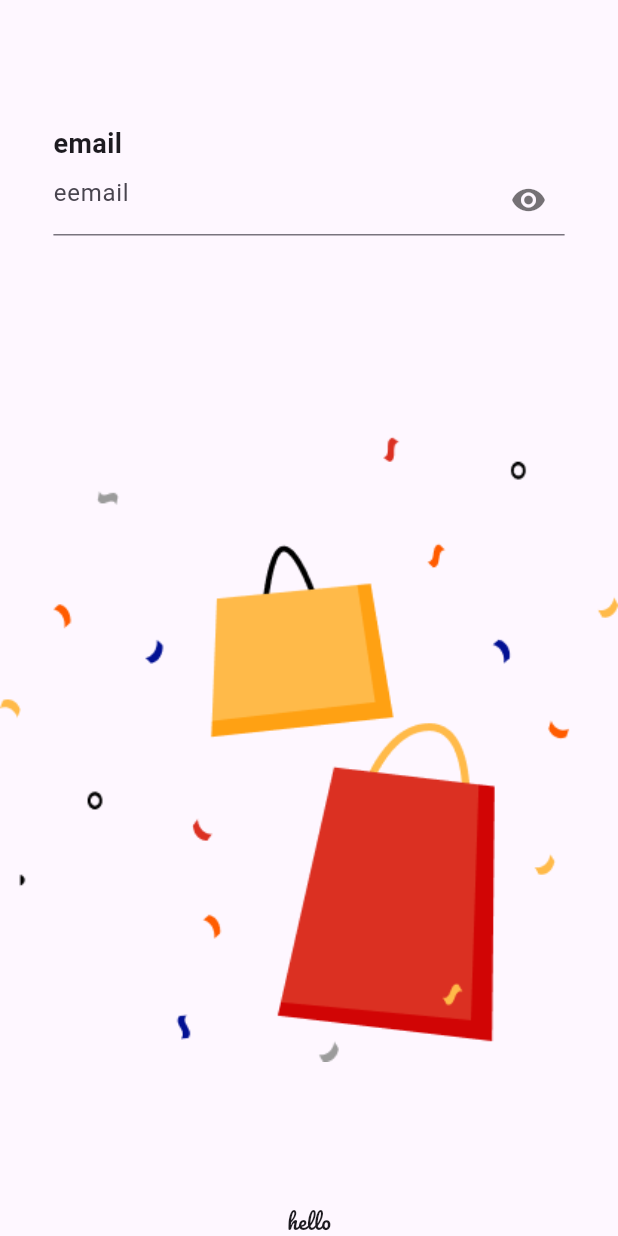
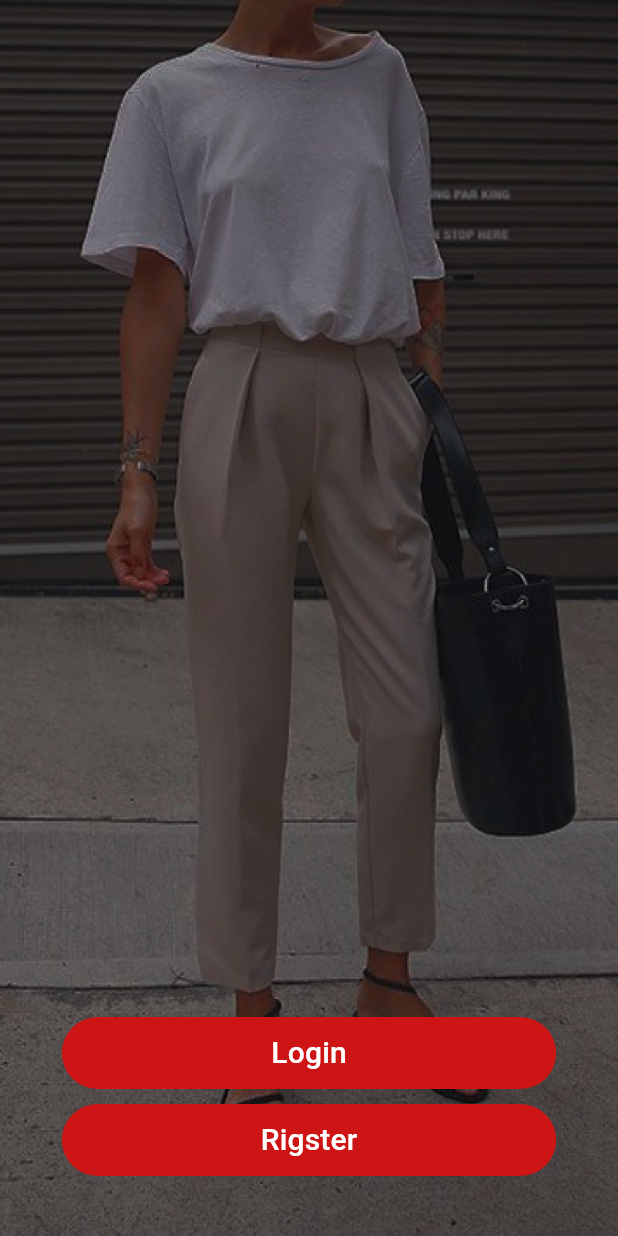
Before and after one commit to mjad4780/e-ecommerce, a Flutter app: the screen it shows after launch, on a phone screen of 412 x 824 dp. Run offline on Flutter 3.47's test engine with Material 3 defaults, Android fonts, the phone set to English and light mode, and no system bars; our stand-ins replace bloc, dio, image_picker, shared_preferences.

Commit message:
ui_login_and_rigster

```diff
--- /dev/null
+++ b/lib/Starts/Start.dart
@@ -0,0 +1,46 @@
+import 'package:e_ecommerce/auth/Screeen_user/login.dart';
+import 'package:e_ecommerce/auth/Screeen_user/rigster.dart';
+import 'package:e_ecommerce/widget/botom.dart';
+import 'package:flutter/material.dart';
+
+class start extends StatelessWidget {
+  const start({super.key});
+
+  @override
+  Widget build(BuildContext context) {
+    return Container(
+      decoration: const BoxDecoration(
+        //   borderRadius: BorderRadius.circular(12),
+        image: DecorationImage(
+          image: AssetImage('assets/images/image.png'),
+          fit: BoxFit.fill,
+        ),
+      ),
+      child: Column(
+        mainAxisAlignment: MainAxisAlignment.end,
+        children: [
+          CustomFormButton(
+            innerText: 'Login',
+            onPressed: () {
+              Navigator.of(context)
+                  .push(MaterialPageRoute(builder: (context) => Login()));
+            },
+          ),
+          const SizedBox(
+            height: 10,
+          ),
+          CustomFormButton(
+            innerText: 'Rigster',
+            onPressed: () {
+              Navigator.of(context)
+                  .push(MaterialPageRoute(builder: (context) => Rigster()));
+            },
+          ),
+          const SizedBox(
+            height: 40,
+          ),
+        ],
+      ),
+    );
+  }
+}
--- a/lib/splash_screen.dart
+++ b/lib/Starts/splash_screen.dart
@@ -1,4 +1,5 @@
-import 'package:e_ecommerce/main.dart';
+import 'package:e_ecommerce/Starts/Start.dart';
+
 import 'package:flutter/material.dart';
 
 class splash_screen extends StatefulWidget {
@@ -12,7 +13,7 @@ class _splash_screenState extends State<splash_screen> {
   @override
   void initState() {
     Future.delayed(Duration(seconds: 3), () {
-      Navigator.push(context, MaterialPageRoute(builder: (context) => homee()));
+      Navigator.push(context, MaterialPageRoute(builder: (context) => start()));
     });
     super.initState();
   }
--- a/lib/main.dart
+++ b/lib/main.dart
@@ -1,5 +1,4 @@
-import 'package:e_ecommerce/splash_screen.dart';
-import 'package:e_ecommerce/widget/text_filed.dart';
+import 'package:e_ecommerce/Starts/splash_screen.dart';
 import 'package:flutter/material.dart';
 
 void main() async {
@@ -12,44 +11,10 @@ class MyApp extends StatelessWidget {
   // This widget is the root of your application.
   @override
   Widget build(BuildContext context) {
-    return MaterialApp(
+    return const MaterialApp(
       debugShowCheckedModeBanner: false,
       title: 'Flutter Demo',
       home: splash_screen(),
     );
   }
 }
-
-class homee extends StatelessWidget {
-  const homee({
-    super.key,
-  });
-
-  @override
-  Widget build(BuildContext context) {
-    return Scaffold(
-      body: Column(
-        children: [
-          SizedBox(
-            height: 80,
-          ),
-          CustomInputField(
-            //s isDense: true,
-            obscureText: true,
-            suffixIcon: true,
-            labelText: 'email',
-            hintText: 'eemail',
-          ),
-          SizedBox(
-            height: 30,
-          ),
-          Expanded(child: Image.asset('assets/images/bags.png')),
-          Text(
-            'hello',
-            style: TextStyle(fontFamily: 'Pacifico'),
-          )
-        ],
-      ),
-    );
-  }
-}
--- a/lib/widget/botom.dart
+++ b/lib/widget/botom.dart
@@ -3,8 +3,7 @@ import 'package:flutter/material.dart';
 class CustomFormButton extends StatelessWidget {
   final String innerText;
   final void Function()? onPressed;
-  const CustomFormButton(
-      {Key? key, required this.innerText, required this.onPressed})
+  const CustomFormButton({Key? key, required this.innerText, this.onPressed})
       : super(key: key);
 
   @override
@@ -13,7 +12,7 @@ class CustomFormButton extends StatelessWidget {
     return Container(
       width: size.width * 0.8,
       decoration: BoxDecoration(
-        color: const Color(0xff233743),
+        color: Color.fromARGB(255, 205, 21, 21),
         borderRadius: BorderRadius.circular(26),
       ),
       child: TextButton(
--- a/lib/widget/text_filed.dart
+++ b/lib/widget/text_filed.dart
@@ -1,23 +1,20 @@
 import 'package:flutter/material.dart';
 
 class CustomInputField extends StatefulWidget {
-  final String labelText;
   final String hintText;
   final bool suffixIcon;
   final bool? isDense;
   final bool obscureText;
   final TextEditingController? controller;
-  String? Function(String?)? validator;
-  CustomInputField(
-      {Key? key,
-      required this.labelText,
+  final String? Function(String?)? validator;
+  const CustomInputField(
+      {super.key,
       required this.hintText,
       this.suffixIcon = false,
       this.isDense,
       this.validator,
       this.obscureText = false,
-      this.controller})
-      : super(key: key);
+      this.controller});
 
   @override
   State<CustomInputField> createState() => _CustomInputFieldState();
@@ -30,16 +27,9 @@ class _CustomInputFieldState extends State<CustomInputField> {
     Size size = MediaQuery.of(context).size;
     return Container(
       width: size.width * 0.9,
-      padding: const EdgeInsets.symmetric(horizontal: 15, vertical: 3),
+      padding: const EdgeInsets.symmetric(horizontal: 4, vertical: 3),
       child: Column(
         children: [
-          Align(
-            alignment: Alignment.centerLeft,
-            child: Text(
-              widget.labelText,
-              style: const TextStyle(fontSize: 18, fontWeight: FontWeight.bold),
-            ),
-          ),
           TextFormField(
             obscureText: (widget.obscureText && _obscureText),
             decoration: InputDecoration(
@@ -63,7 +53,17 @@ class _CustomInputFieldState extends State<CustomInputField> {
                 suffixIconConstraints: (widget.isDense != null)
                     ? const BoxConstraints(maxHeight: 33)
                     : null,
-            ),
+                hintStyle: const TextStyle(
+                    color: const Color.fromARGB(255, 224, 216, 216)),
+                enabledBorder: OutlineInputBorder(
+                    borderRadius: BorderRadius.circular(8),
+                    borderSide: const BorderSide(
+                        color: const Color.fromARGB(255, 117, 113, 113))),
+                border: OutlineInputBorder(
+                    borderRadius: BorderRadius.circular(8),
+                    borderSide: const BorderSide(
+                        style: BorderStyle.none,
+                        color: const Color.fromARGB(255, 95, 88, 88)))),
             validator: widget.validator,
             controller: widget.controller,
           ),
```
Also changed, not shown: lib/auth/Screeen_user/login.dart (+91 -0 lines), lib/auth/Screeen_user/rigster.dart (+96 -0 lines), lib/widget/TEXT.dart (added, +29 -0 lines), lib/widget/social_account.dart (added, +34 -0 lines). Lines whose indentation alone changed are shown as unchanged.
